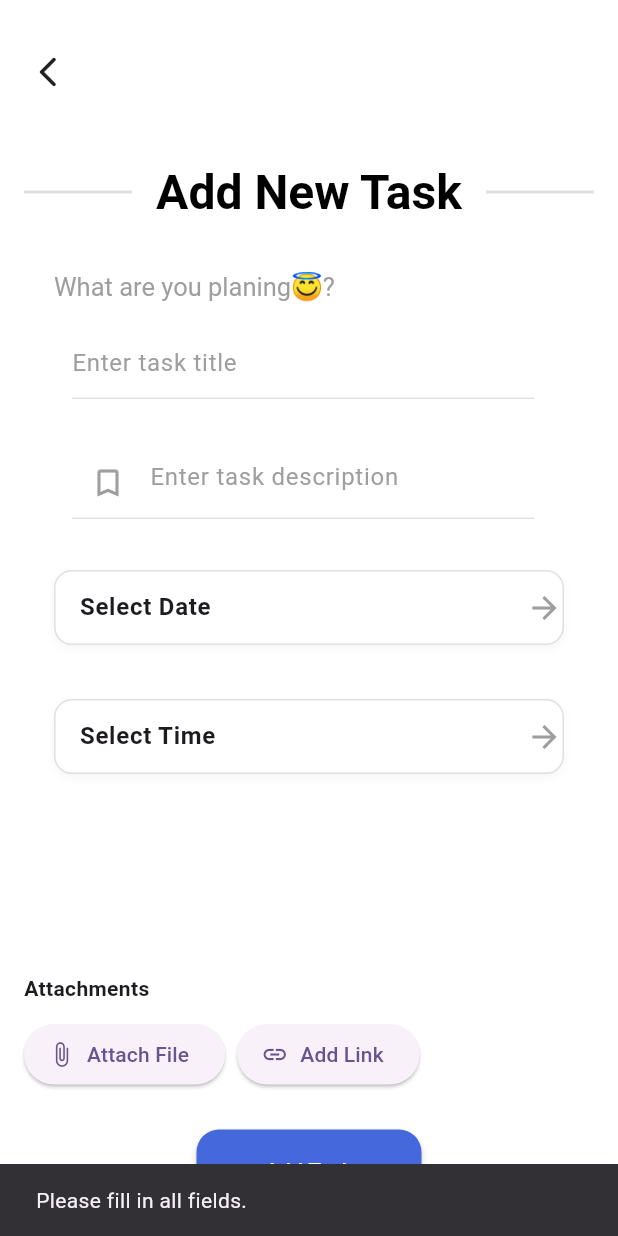
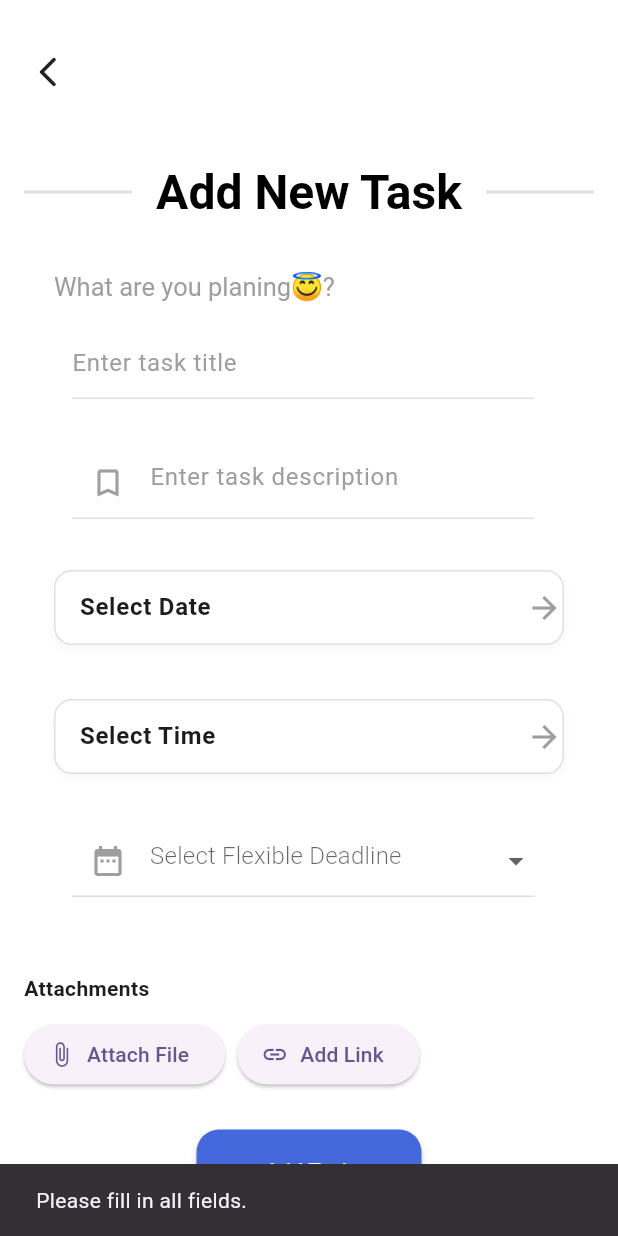
Before and after one commit to ASE-Team-3/ase_todoapp, a Flutter app: the TaskCreateView screen opened directly, after a tap on "Add Task", on a phone screen of 412 x 824 dp. Run offline on Flutter 3.47's test engine with Material 3 defaults, Android fonts, the phone set to English and light mode, and no system bars; our stand-ins replace animate_do, file_picker, flutter_datetime_picker_plus, flutter_local_notifications, flutter_slider_drawer, lottie and 2 more.

Commit message:
feature (Loose Deadline System): Add dynamic date-time selection for specific deadlines
- Integrated `FlexibleDeadlineDropdown` to handle flexible and specific deadlines.
- Updated state management for `selectedDeadline` and `flexibleDeadline` in `TaskCreateView`.
- Improved UI consistency with existing form elements.

```diff
--- a/lib/models/task.dart
+++ b/lib/models/task.dart
@@ -7,7 +7,9 @@ class Task {
   final String id; // UUID
   final String title;
   final String description;
-  final DateTime deadline; // Keep the original deadline property
+  final DateTime? deadline; // Specific deadline
+  final String?
+      flexibleDeadline; // Flexible deadline (e.g., "Today", "This Week")
   final DateTime creationDate;
   final int
       priority; // New priority field (1 for high, 2 for medium, 3 for low)
@@ -18,7 +20,8 @@ class Task {
   Task({
     required this.title,
     required this.description,
-    required this.deadline, // Retain the deadline field
+    this.deadline, // Retain the deadline field
+    this.flexibleDeadline,
     this.priority = 2, // Default priority (medium)
     DateTime? creationDate,
     String? id, // Nullable parameter for UUID
@@ -35,6 +38,7 @@ class Task {
     String? title,
     String? description,
     DateTime? deadline,
+    String? flexibleDeadline,
     DateTime? creationDate,
     int? priority, // Include priority in copyWith
     List<Attachment>? attachments,
@@ -46,6 +50,7 @@ class Task {
       title: title ?? this.title,
       description: description ?? this.description,
       deadline: deadline ?? this.deadline, // Retain the deadline parameter
+      flexibleDeadline: flexibleDeadline ?? this.flexibleDeadline,
       creationDate: creationDate ?? this.creationDate,
       priority: priority ?? this.priority, // Set the new priority field
       attachments: attachments ?? this.attachments,
--- /dev/null
+++ b/lib/utils/deadline_utils.dart
@@ -0,0 +1,21 @@
+// utils/deadline_utils.dart
+import 'package:flutter/material.dart';
+
+/// Converts a flexible deadline string into a specific `DateTime`.
+DateTime? calculateDeadlineFromFlexible(String flexibleDeadline) {
+  final DateTime now = DateTime.now();
+
+  switch (flexibleDeadline) {
+    case "Today":
+      return DateTime(now.year, now.month, now.day, 23, 59); // End of today
+    case "This Week":
+      final int daysToEndOfWeek = 7 - now.weekday;
+      return DateTime(now.year, now.month, now.day + daysToEndOfWeek, 23,
+          59); // End of the week
+    case "No Deadline":
+      return null; // Explicitly no deadline
+    default:
+      debugPrint("Unknown flexible deadline: $flexibleDeadline");
+      return null; // Unknown flexible deadline
+  }
+}
--- a/lib/views/home/widget/calendar_view.dart
+++ b/lib/views/home/widget/calendar_view.dart
@@ -102,7 +102,7 @@ class _CalendarViewState extends State<CalendarView> {
                                     ),
                           ),
                           subtitle: Text(
-                            "Due: ${_formatDate(task.deadline)}",
+                            "Due: ${_formatDate(task.deadline!)}",
                             style:
                                 Theme.of(context).textTheme.bodySmall?.copyWith(
                                       color: Colors.grey.shade600,
--- a/lib/views/home/widget/due_date_view.dart
+++ b/lib/views/home/widget/due_date_view.dart
@@ -15,17 +15,17 @@ class DueDateView extends StatelessWidget {
 
   @override
   Widget build(BuildContext context) {
-    tasks.sort((a, b) => a.deadline.compareTo(b.deadline));
+    tasks.sort((a, b) => a.deadline!.compareTo(b.deadline!));
 
     final today = DateTime.now();
     final tomorrow = today.add(const Duration(days: 1));
 
     final todayTasks =
-        tasks.where((task) => _isSameDay(task.deadline, today)).toList();
+        tasks.where((task) => _isSameDay(task.deadline!, today)).toList();
     final tomorrowTasks =
-        tasks.where((task) => _isSameDay(task.deadline, tomorrow)).toList();
+        tasks.where((task) => _isSameDay(task.deadline!, tomorrow)).toList();
     final upcomingTasks =
-        tasks.where((task) => task.deadline.isAfter(tomorrow)).toList();
+        tasks.where((task) => task.deadline!.isAfter(tomorrow)).toList();
 
     final hasTasks = todayTasks.isNotEmpty ||
         tomorrowTasks.isNotEmpty ||
@@ -116,7 +116,7 @@ class DueDateView extends StatelessWidget {
                 ),
               const SizedBox(height: 6),
               Text(
-                "Due: ${_formatDate(task.deadline)}",
+                "Due: ${_formatDate(task.deadline!)}",
                 style: Theme.of(context).textTheme.bodySmall?.copyWith(
                       color: Colors.grey[600],
                     ),
--- a/lib/views/home/widget/priority_view.dart
+++ b/lib/views/home/widget/priority_view.dart
@@ -125,7 +125,7 @@ class PriorityView extends StatelessWidget {
                 ),
               const SizedBox(height: 6),
               Text(
-                "Due: ${_formatDate(task.deadline)}",
+                "Due: ${_formatDate(task.deadline!)}",
                 style: Theme.of(context).textTheme.bodySmall?.copyWith(
                       color: Colors.grey[600],
                     ),
--- a/lib/views/home/widget/task_widget.dart
+++ b/lib/views/home/widget/task_widget.dart
@@ -69,7 +69,7 @@ class TaskWidget extends StatelessWidget {
                 mainAxisAlignment: MainAxisAlignment.spaceBetween,
                 children: [
                   Text(
-                    "Due: ${_formatDate(task.deadline)}",
+                    "Due: ${_formatDate(task.deadline!)}",
                     style: Theme.of(context).textTheme.bodySmall?.copyWith(
                           color: Colors.grey.shade600,
                         ),
--- /dev/null
+++ b/lib/views/tasks/components/flexible_deadline_dropdown.dart
@@ -0,0 +1,63 @@
+import 'package:flutter/material.dart';
+
+class FlexibleDeadlineDropdown extends StatelessWidget {
+  final String? flexibleDeadline;
+  final ValueChanged<String?> onChanged;
+
+  const FlexibleDeadlineDropdown({
+    super.key,
+    required this.flexibleDeadline,
+    required this.onChanged,
+  });
+
+  @override
+  Widget build(BuildContext context) {
+    return Container(
+      width: double.infinity,
+      margin: const EdgeInsets.symmetric(
+          horizontal: 16), // Consistent with RepTextField
+      child: ListTile(
+        title: DropdownButtonFormField<String>(
+          value: flexibleDeadline,
+          decoration: InputDecoration(
+            hintText: "Select Flexible Deadline",
+            hintStyle: const TextStyle(color: Colors.grey), // Optional styling
+            prefixIcon: const Icon(Icons.date_range,
+                color: Colors.grey), // Icon similar to RepTextField
+            enabledBorder: UnderlineInputBorder(
+              borderSide: BorderSide(color: Colors.grey.shade300),
+            ),
+            focusedBorder: UnderlineInputBorder(
+              borderSide: BorderSide(color: Colors.grey.shade300),
+            ),
+          ),
+          items: [
+            DropdownMenuItem(
+              value: "Today",
+              child: Text(
+                "Today",
+                style: const TextStyle(color: Colors.black),
+              ),
+            ),
+            DropdownMenuItem(
+              value: "This Week",
+              child: Text(
+                "This Week",
+                style: const TextStyle(color: Colors.black),
+              ),
+            ),
+            DropdownMenuItem(
+              value: "No Deadline",
+              child: Text(
+                "No Deadline",
+                style: const TextStyle(color: Colors.black),
+              ),
+            ),
+          ],
+          onChanged: onChanged,
+          isExpanded: true, // Ensures it spans full width
+        ),
+      ),
+    );
+  }
+}
--- a/lib/views/tasks/task_create_view.dart
+++ b/lib/views/tasks/task_create_view.dart
@@ -3,8 +3,10 @@ import 'dart:developer';
 import 'package:app/models/attachment.dart';
 import 'package:app/utils/app_colors.dart';
 import 'package:app/utils/app_str.dart';
+import 'package:app/utils/deadline_utils.dart';
 import 'package:app/views/home/home_view.dart';
 import 'package:app/views/tasks/components/date_time_selection.dart';
+import 'package:app/views/tasks/components/flexible_deadline_dropdown.dart';
 import 'package:app/views/tasks/components/rep_textfield.dart';
 import 'package:app/views/tasks/widget/task_view_app_bar.dart';
 import 'package:file_picker/file_picker.dart';
@@ -29,6 +31,7 @@ class _TaskCreateViewState extends State<TaskCreateView> {
   final TextEditingController descriptionTaskController =
       TextEditingController();
   DateTime? selectedDeadline;
+  String? flexibleDeadline;
   List<Attachment> attachments = [];
 
   @override
@@ -96,7 +99,7 @@ class _TaskCreateViewState extends State<TaskCreateView> {
   void _saveOrUpdateTask() {
     if (titleTaskController.text.isNotEmpty &&
         descriptionTaskController.text.isNotEmpty &&
-        selectedDeadline != null) {
+        (selectedDeadline != null || flexibleDeadline != null)) {
       final taskProvider = Provider.of<TaskProvider>(context, listen: false);
 
       if (widget.task == null) {
@@ -105,19 +108,23 @@ class _TaskCreateViewState extends State<TaskCreateView> {
           id: const Uuid().v4(),
           title: titleTaskController.text,
           description: descriptionTaskController.text,
-          deadline: selectedDeadline!,
+          deadline: selectedDeadline, // Set the selected deadline
+          flexibleDeadline:
+              flexibleDeadline, // Store the flexibleDeadline if set
           attachments: attachments,
         );
         taskProvider.addTask(newTask);
       } else {
         // Updating an existing task
-        final updatedTask = widget.task!.copyWith(
+        // Pass selectedDeadline and flexibleDeadline to the provider
+        taskProvider.updateTask(
+          widget.task!,
           title: titleTaskController.text,
           description: descriptionTaskController.text,
-          deadline: selectedDeadline!,
+          selectedDeadline: selectedDeadline,
+          flexibleDeadline: flexibleDeadline,
           attachments: attachments,
         );
-        taskProvider.updateTask(updatedTask);
       }
 
       // Clear fields and close the view
@@ -126,6 +133,7 @@ class _TaskCreateViewState extends State<TaskCreateView> {
       setState(() {
         selectedDeadline = null;
         attachments.clear();
+        flexibleDeadline = null;
       });
       Navigator.pop(context);
     } else {
@@ -222,6 +230,7 @@ class _TaskCreateViewState extends State<TaskCreateView> {
                     selectedDeadline?.hour ?? 0,
                     selectedDeadline?.minute ?? 0,
                   );
+                  flexibleDeadline = null;
                 });
               });
             },
@@ -247,7 +256,19 @@ class _TaskCreateViewState extends State<TaskCreateView> {
                   } else {
                     selectedDeadline = time;
                   }
+                  flexibleDeadline = null;
                 });
+              });
+            },
+          ),
+          const SizedBox(height: 16),
+          // Use DropdownButton for flexible deadline
+          FlexibleDeadlineDropdown(
+            flexibleDeadline: flexibleDeadline,
+            onChanged: (value) {
+              setState(() {
+                flexibleDeadline = value;
+                selectedDeadline = null; // Reset specific deadline
               });
             },
           ),
--- a/lib/views/tasks/task_detail_view.dart
+++ b/lib/views/tasks/task_detail_view.dart
@@ -9,7 +9,7 @@ import 'package:app/views/tasks/task_create_view.dart';
 import 'package:intl/intl.dart';
 import 'package:url_launcher/url_launcher_string.dart';
 import 'package:app/views/tasks/subtasks/subtask_view.dart';
-import 'package:app/utils/app_colors.dart'; // Assuming AppColors.primaryColor is defined here
+import 'package:app/utils/app_colors.dart';
 
 class TaskDetailView extends StatelessWidget {
   final String taskId;
@@ -42,7 +42,7 @@ class TaskDetailView extends StatelessWidget {
     );
 
     final formattedDeadline =
-        DateFormat.yMMMd().add_jm().format(task.deadline.toLocal());
+        DateFormat.yMMMd().add_jm().format(task.deadline!.toLocal());
     final formattedCreationDate =
         DateFormat.yMMMd().add_jm().format(task.creationDate.toLocal());
 
```
Also changed, not shown: lib/providers/task_provider.dart (+31 -3 lines).
